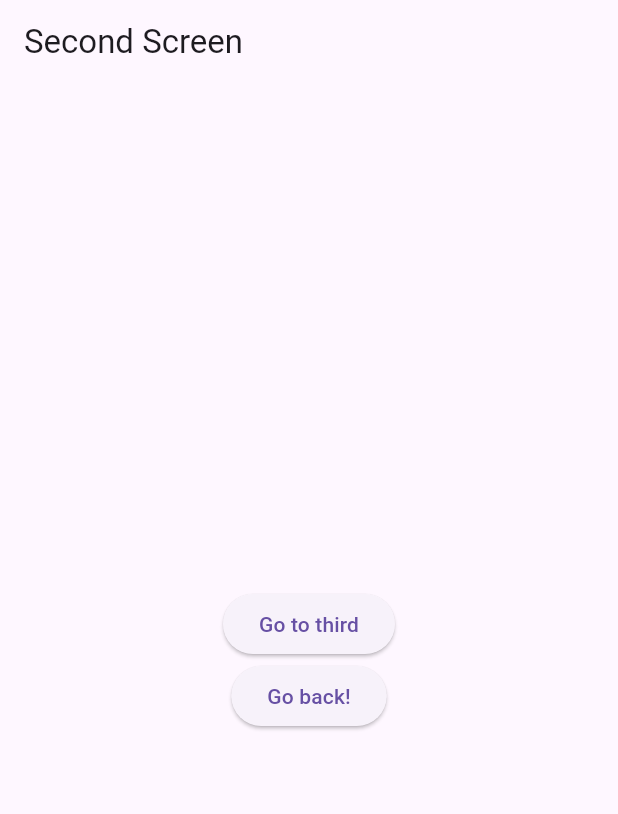
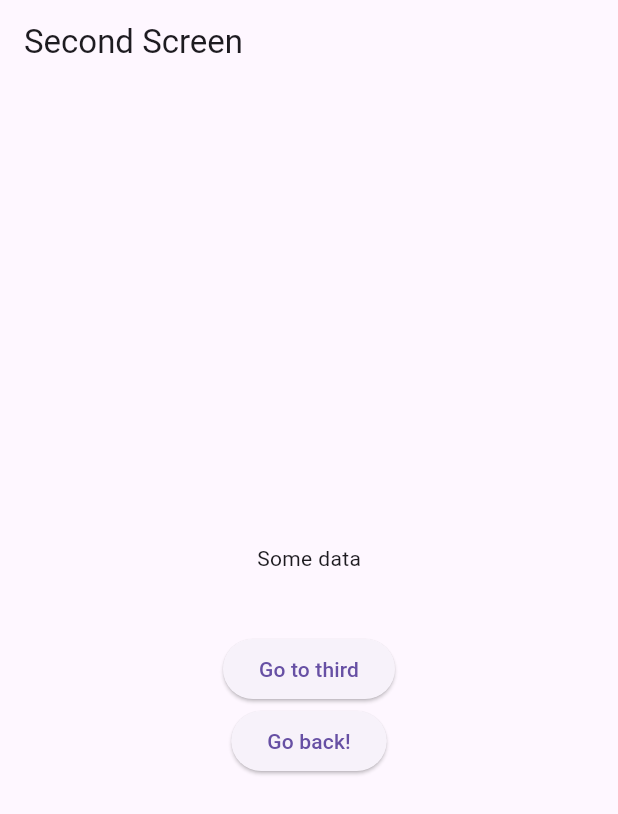
Before and after one commit to z1r3ael/lecture_6, a Flutter app: the screen it shows after launch, after a tap on "Go to second", on a phone screen of 412 x 824 dp. Shown: the top 814 px of the screen. Run offline on Flutter 3.47's test engine with Material 2 defaults, Android fonts, the phone set to English and light mode, and no system bars.

Commit message:
pass args to named route

```diff
--- /dev/null
+++ b/lib/features/navigator_named/arguments/second_screen_arguments.dart
@@ -0,0 +1,7 @@
+class SecondScreenArguments {
+  final String data;
+
+  SecondScreenArguments({
+    required this.data,
+  });
+}
--- a/lib/features/navigator_named/first_screen.dart
+++ b/lib/features/navigator_named/first_screen.dart
@@ -1,4 +1,5 @@
 import 'package:flutter/material.dart';
+import 'package:lecture_6/features/navigator_named/arguments/second_screen_arguments.dart';
 
 class FirstScreen extends StatelessWidget {
   const FirstScreen({super.key});
@@ -12,7 +13,11 @@ class FirstScreen extends StatelessWidget {
       body: Center(
         child: ElevatedButton(
           onPressed: () {
-            Navigator.pushNamed(context, '/second');
+            Navigator.pushNamed(
+              context,
+              '/second',
+              arguments: SecondScreenArguments(data: 'Some data'),
+            );
           },
           child: const Text('Go to second'),
         ),
--- a/lib/features/navigator_named/second_screen.dart
+++ b/lib/features/navigator_named/second_screen.dart
@@ -1,10 +1,14 @@
 import 'package:flutter/material.dart';
+import 'package:lecture_6/features/navigator_named/arguments/second_screen_arguments.dart';
 
 class SecondScreen extends StatelessWidget {
   const SecondScreen({super.key});
 
   @override
   Widget build(BuildContext context) {
+
+    final args = ModalRoute.of(context)!.settings.arguments as SecondScreenArguments;
+
     return Scaffold(
       appBar: AppBar(
         title: const Text('Second Screen'),
@@ -14,6 +18,8 @@ class SecondScreen extends StatelessWidget {
         child: Column(
           mainAxisAlignment: MainAxisAlignment.center,
           children: [
+            Text(args.data),
+            const SizedBox(height: 40),
             ElevatedButton(
               onPressed: () {
                 Navigator.pushNamed(context, '/third');
```
